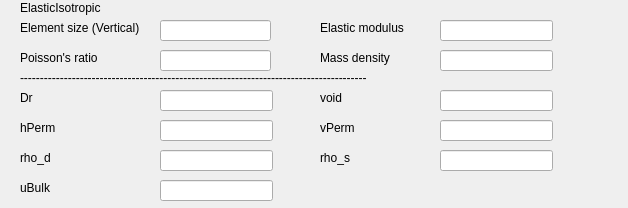
Old version of the form UI/elasticisotropic.ui in the repository NHERI-SimCenter/s3hark.
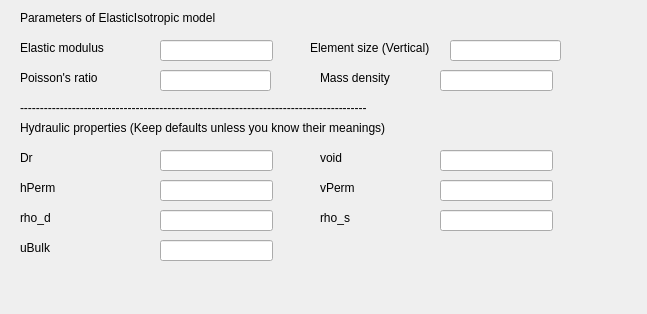
New version of the form.

Commit message: updating the EffectiveFEModel class; bug fixings; hide unnecessary parameters.

The edit to the form file:
```diff
--- a/UI/elasticisotropic.ui
+++ b/UI/elasticisotropic.ui
@@ -6,8 +6,8 @@
    <rect>
     <x>0</x>
     <y>0</y>
-    <width>628</width>
-    <height>208</height>
+    <width>647</width>
+    <height>314</height>
    </rect>
   </property>
   <property name="windowTitle">
@@ -17,20 +17,20 @@
    <property name="geometry">
     <rect>
      <x>20</x>
-     <y>0</y>
-     <width>131</width>
+     <y>10</y>
+     <width>371</width>
      <height>16</height>
     </rect>
    </property>
    <property name="text">
-    <string>ElasticIsotropic </string>
+    <string>Parameters of ElasticIsotropic model  </string>
    </property>
   </widget>
   <widget class="QLabel" name="label_2">
    <property name="geometry">
     <rect>
-     <x>320</x>
-     <y>20</y>
+     <x>20</x>
+     <y>40</y>
      <width>101</width>
      <height>16</height>
     </rect>
@@ -46,7 +46,7 @@
    <property name="geometry">
     <rect>
      <x>20</x>
-     <y>50</y>
+     <y>70</y>
      <width>101</width>
      <height>16</height>
     </rect>
@@ -59,7 +59,7 @@
    <property name="geometry">
     <rect>
      <x>320</x>
-     <y>50</y>
+     <y>70</y>
      <width>91</width>
      <height>16</height>
     </rect>
@@ -71,8 +71,8 @@
   <widget class="QLineEdit" name="EEdt">
    <property name="geometry">
     <rect>
-     <x>440</x>
-     <y>20</y>
+     <x>160</x>
+     <y>40</y>
      <width>113</width>
      <height>21</height>
     </rect>
@@ -82,7 +82,7 @@
    <property name="geometry">
     <rect>
      <x>160</x>
-     <y>50</y>
+     <y>70</y>
      <width>111</width>
      <height>21</height>
     </rect>
@@ -92,7 +92,7 @@
    <property name="geometry">
     <rect>
      <x>440</x>
-     <y>50</y>
+     <y>70</y>
      <width>113</width>
      <height>21</height>
     </rect>
@@ -101,8 +101,8 @@
   <widget class="QLabel" name="label_5">
    <property name="geometry">
     <rect>
-     <x>20</x>
-     <y>20</y>
+     <x>310</x>
+     <y>40</y>
      <width>141</width>
      <height>16</height>
     </rect>
@@ -114,8 +114,8 @@
   <widget class="QLineEdit" name="eSize">
    <property name="geometry">
     <rect>
-     <x>160</x>
-     <y>20</y>
+     <x>450</x>
+     <y>40</y>
      <width>111</width>
      <height>21</height>
     </rect>
@@ -125,7 +125,7 @@
    <property name="geometry">
     <rect>
      <x>20</x>
-     <y>180</y>
+     <y>240</y>
      <width>59</width>
      <height>16</height>
     </rect>
@@ -138,7 +138,7 @@
    <property name="geometry">
     <rect>
      <x>20</x>
-     <y>120</y>
+     <y>180</y>
      <width>59</width>
      <height>16</height>
     </rect>
@@ -151,7 +151,7 @@
    <property name="geometry">
     <rect>
      <x>320</x>
-     <y>120</y>
+     <y>180</y>
      <width>59</width>
      <height>16</height>
     </rect>
@@ -164,7 +164,7 @@
    <property name="geometry">
     <rect>
      <x>320</x>
-     <y>90</y>
+     <y>150</y>
      <width>59</width>
      <height>16</height>
     </rect>
@@ -177,7 +177,7 @@
    <property name="geometry">
     <rect>
      <x>20</x>
-     <y>90</y>
+     <y>150</y>
      <width>59</width>
      <height>16</height>
     </rect>
@@ -190,7 +190,7 @@
    <property name="geometry">
     <rect>
      <x>20</x>
-     <y>150</y>
+     <y>210</y>
      <width>59</width>
      <height>16</height>
     </rect>
@@ -203,7 +203,7 @@
    <property name="geometry">
     <rect>
      <x>320</x>
-     <y>150</y>
+     <y>210</y>
      <width>59</width>
      <height>16</height>
     </rect>
@@ -216,7 +216,7 @@
    <property name="geometry">
     <rect>
      <x>160</x>
-     <y>180</y>
+     <y>240</y>
      <width>113</width>
      <height>21</height>
     </rect>
@@ -226,7 +226,7 @@
    <property name="geometry">
     <rect>
      <x>160</x>
-     <y>90</y>
+     <y>150</y>
      <width>113</width>
      <height>21</height>
     </rect>
@@ -236,7 +236,7 @@
    <property name="geometry">
     <rect>
      <x>160</x>
-     <y>120</y>
+     <y>180</y>
      <width>113</width>
      <height>21</height>
     </rect>
@@ -246,7 +246,7 @@
    <property name="geometry">
     <rect>
      <x>160</x>
-     <y>150</y>
+     <y>210</y>
      <width>113</width>
      <height>21</height>
     </rect>
@@ -256,7 +256,7 @@
    <property name="geometry">
     <rect>
      <x>440</x>
-     <y>90</y>
+     <y>150</y>
      <width>113</width>
      <height>21</height>
     </rect>
@@ -266,7 +266,7 @@
    <property name="geometry">
     <rect>
      <x>440</x>
-     <y>120</y>
+     <y>180</y>
      <width>113</width>
      <height>21</height>
     </rect>
@@ -276,7 +276,7 @@
    <property name="geometry">
     <rect>
      <x>440</x>
-     <y>150</y>
+     <y>210</y>
      <width>113</width>
      <height>21</height>
     </rect>
@@ -286,7 +286,7 @@
    <property name="geometry">
     <rect>
      <x>20</x>
-     <y>70</y>
+     <y>100</y>
      <width>551</width>
      <height>16</height>
     </rect>
@@ -295,6 +295,19 @@
     <string>---------------------------------------------------------------------------------------</string>
    </property>
   </widget>
+  <widget class="QLabel" name="label_14">
+   <property name="geometry">
+    <rect>
+     <x>20</x>
+     <y>120</y>
+     <width>451</width>
+     <height>16</height>
+    </rect>
+   </property>
+   <property name="text">
+    <string>Hydraulic properties (Keep defaults unless you know their meanings)</string>
+   </property>
+  </widget>
  </widget>
  <resources/>
  <connections/>
```
Left out of the diff: 2 changed lines with no effect on the pictures. The commit also changes 9 other files.
